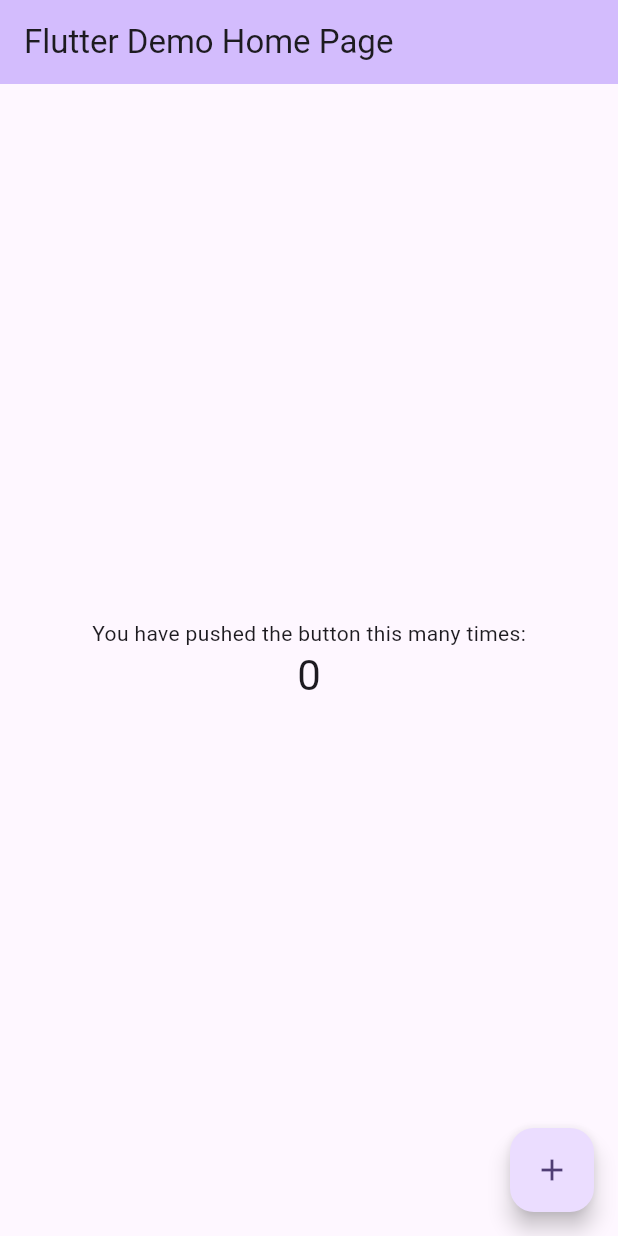
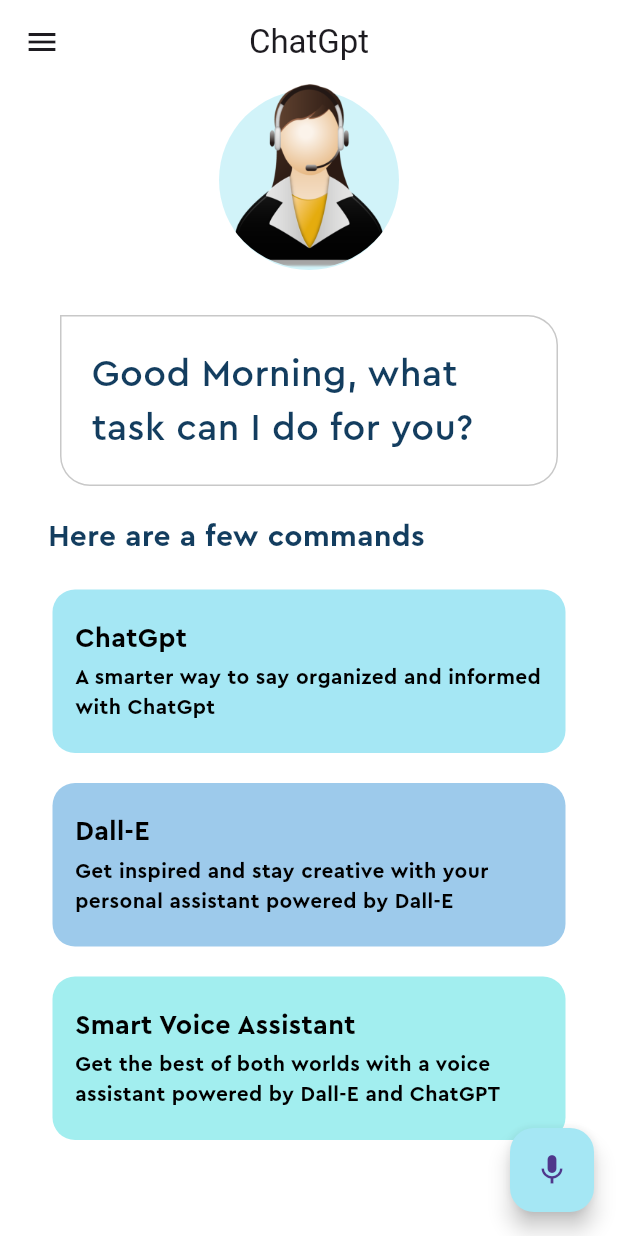
Before and after one commit to JustinCheeramattathil/chatgpt_clone, a Flutter app: the screen it shows after launch, on a phone screen of 412 x 824 dp. Run offline on Flutter 3.47's test engine with Material 2 defaults, Android fonts, the phone set to English and light mode, and no system bars.

Commit message:
UI section completed

```diff
--- /dev/null
+++ b/lib/features_box.dart
@@ -0,0 +1,51 @@
+import 'package:chatgpt_clone/pallete.dart';
+import 'package:flutter/material.dart';
+
+class FeatureBox extends StatelessWidget {
+  final Color color;
+  final String headerText;
+  final String descriptionText;
+
+  const FeatureBox(
+      {super.key,
+      required this.color,
+      required this.headerText,
+      required this.descriptionText});
+
+  @override
+  Widget build(BuildContext context) {
+    return Container(
+      margin: const EdgeInsets.symmetric(horizontal: 35, vertical: 10),
+      decoration: BoxDecoration(
+        color: color,
+        borderRadius: const BorderRadius.all(
+          Radius.circular(15),
+        ),
+      ),
+      child: Padding(
+        padding: const EdgeInsets.symmetric(vertical: 20.0).copyWith(left: 15),
+        child: Column(children: [
+          Align(
+            alignment: Alignment.centerLeft,
+            child: Text(
+              headerText,
+              style: const TextStyle(
+                  fontFamily: 'Cera Pro',
+                  color: Pallete.blackColor,
+                  fontSize: 18,
+                  fontWeight: FontWeight.bold),
+            ),
+          ),
+          const SizedBox(height: 3),
+          Text(
+            descriptionText,
+            style: const TextStyle(
+                fontFamily: 'Cera Pro',
+                color: Pallete.blackColor,
+                fontWeight: FontWeight.bold),
+          )
+        ]),
+      ),
+    );
+  }
+}
--- /dev/null
+++ b/lib/home_page.dart
@@ -0,0 +1,117 @@
+import 'package:chatgpt_clone/features_box.dart';
+import 'package:chatgpt_clone/pallete.dart';
+import 'package:flutter/material.dart';
+
+class HomePage extends StatefulWidget {
+  const HomePage({super.key});
+
+  @override
+  State<HomePage> createState() => _HomePageState();
+}
+
+class _HomePageState extends State<HomePage> {
+  @override
+  Widget build(BuildContext context) {
+    return Scaffold(
+        appBar: AppBar(
+          title: const Text('ChatGpt'),
+          centerTitle: true,
+          leading: const Icon(Icons.menu),
+        ),
+        body: SingleChildScrollView(
+          child: Column(
+            children: [
+              //Virtual assistance chat picture
+              Stack(
+                children: [
+                  Center(
+                    child: Container(
+                      height: 120,
+                      width: 120,
+                      margin: const EdgeInsets.only(top: 4),
+                      decoration: const BoxDecoration(
+                          color: Pallete.assistantCircleColor,
+                          shape: BoxShape.circle),
+                    ),
+                  ),
+                  Container(
+                    height: 123,
+                    decoration: const BoxDecoration(
+                      shape: BoxShape.circle,
+                      image: DecorationImage(
+                        image: AssetImage('assets/images/virtualAssistant.png'),
+                      ),
+                    ),
+                  )
+                ],
+              ),
+              //chat bubble
+              Container(
+                padding: const EdgeInsets.symmetric(
+                  horizontal: 20,
+                  vertical: 10,
+                ),
+                margin: const EdgeInsets.symmetric(horizontal: 40).copyWith(
+                  top: 30,
+                ),
+                decoration: BoxDecoration(
+                    border: Border.all(color: Pallete.borderColor),
+                    borderRadius: BorderRadius.circular(20)
+                        .copyWith(topLeft: const Radius.circular(0))),
+                child: const Padding(
+                  padding: EdgeInsets.symmetric(vertical: 10.0),
+                  child: Text(
+                    'Good Morning, what task can I do for you?',
+                    style: TextStyle(
+                        color: Pallete.mainFontColor,
+                        fontSize: 25,
+                        fontFamily: 'Cera Pro'),
+                  ),
+                ),
+              ),
+              Container(
+                padding: const EdgeInsets.all(10),
+                alignment: Alignment.centerLeft,
+                margin: const EdgeInsets.only(top: 10, left: 22),
+                child: const Text(
+                  'Here are a few commands',
+                  style: TextStyle(
+                      fontFamily: 'Cera Pro',
+                      color: Pallete.mainFontColor,
+                      fontSize: 20,
+                      fontWeight: FontWeight.bold),
+                ),
+              ),
+              const Column(
+                children: [
+                  FeatureBox(
+                    color: Pallete.firstSuggestionBoxColor,
+                    headerText: 'ChatGpt',
+                    descriptionText:
+                        'A smarter way to say organized and informed with ChatGpt',
+                  ),
+                  FeatureBox(
+                    color: Pallete.secondSuggestionBoxColor,
+                    headerText: 'Dall-E',
+                    descriptionText:
+                        'Get inspired and stay creative with your personal assistant powered by Dall-E',
+                  ),
+                  FeatureBox(
+                    color: Pallete.thirdSuggestionBoxColor,
+                    headerText: 'Smart Voice Assistant',
+                    descriptionText:
+                        'Get the best of both worlds with a voice assistant powered by Dall-E and ChatGPT',
+                  ),
+                ],
+              )
+              //suggestions list
+            ],
+          ),
+        ),
+        floatingActionButton: FloatingActionButton(
+          backgroundColor: Pallete.firstSuggestionBoxColor,
+          onPressed: () {},
+          child: const Icon(Icons.mic),
+        ));
+  }
+}
--- a/lib/main.dart
+++ b/lib/main.dart
@@ -1,3 +1,5 @@
+import 'package:chatgpt_clone/home_page.dart';
+import 'package:chatgpt_clone/pallete.dart';
 import 'package:flutter/material.dart';
 
 void main() {
@@ -7,119 +9,16 @@ void main() {
 class MyApp extends StatelessWidget {
   const MyApp({super.key});
 
-  // This widget is the root of your application.
   @override
   Widget build(BuildContext context) {
     return MaterialApp(
-      title: 'Flutter Demo',
-      theme: ThemeData(
-        // This is the theme of your application.
-        //
-        // TRY THIS: Try running your application with "flutter run". You'll see
-        // the application has a blue toolbar. Then, without quitting the app,
-        // try changing the seedColor in the colorScheme below to Colors.green
-        // and then invoke "hot reload" (save your changes or press the "hot
-        // reload" button in a Flutter-supported IDE, or press "r" if you used
-        // the command line to start the app).
-        //
-        // Notice that the counter didn't reset back to zero; the application
-        // state is not lost during the reload. To reset the state, use hot
-        // restart instead.
-        //
-        // This works for code too, not just values: Most code changes can be
-        // tested with just a hot reload.
-        colorScheme: ColorScheme.fromSeed(seedColor: Colors.deepPurple),
-        useMaterial3: true,
+      debugShowCheckedModeBanner: false,
+      title: 'Chatgpt_Clone',
+      theme: ThemeData.light(useMaterial3: true).copyWith(
+        scaffoldBackgroundColor: Pallete.whiteColor,
+        appBarTheme: const AppBarTheme(backgroundColor: Pallete.whiteColor),
       ),
-      home: const MyHomePage(title: 'Flutter Demo Home Page'),
+      home: const HomePage(),
     );
   }
 }
-
-class MyHomePage extends StatefulWidget {
-  const MyHomePage({super.key, required this.title});
-
-  // This widget is the home page of your application. It is stateful, meaning
-  // that it has a State object (defined below) that contains fields that affect
-  // how it looks.
-
-  // This class is the configuration for the state. It holds the values (in this
-  // case the title) provided by the parent (in this case the App widget) and
-  // used by the build method of the State. Fields in a Widget subclass are
-  // always marked "final".
-
-  final String title;
-
-  @override
-  State<MyHomePage> createState() => _MyHomePageState();
-}
-
-class _MyHomePageState extends State<MyHomePage> {
-  int _counter = 0;
-
-  void _incrementCounter() {
-    setState(() {
-      // This call to setState tells the Flutter framework that something has
-      // changed in this State, which causes it to rerun the build method below
-      // so that the display can reflect the updated values. If we changed
-      // _counter without calling setState(), then the build method would not be
-      // called again, and so nothing would appear to happen.
-      _counter++;
-    });
-  }
-
-  @override
-  Widget build(BuildContext context) {
-    // This method is rerun every time setState is called, for instance as done
-    // by the _incrementCounter method above.
-    //
-    // The Flutter framework has been optimized to make rerunning build methods
-    // fast, so that you can just rebuild anything that needs updating rather
-    // than having to individually change instances of widgets.
-    return Scaffold(
-      appBar: AppBar(
-        // TRY THIS: Try changing the color here to a specific color (to
-        // Colors.amber, perhaps?) and trigger a hot reload to see the AppBar
-        // change color while the other colors stay the same.
-        backgroundColor: Theme.of(context).colorScheme.inversePrimary,
-        // Here we take the value from the MyHomePage object that was created by
-        // the App.build method, and use it to set our appbar title.
-        title: Text(widget.title),
-      ),
-      body: Center(
-        // Center is a layout widget. It takes a single child and positions it
-        // in the middle of the parent.
-        child: Column(
-          // Column is also a layout widget. It takes a list of children and
-          // arranges them vertically. By default, it sizes itself to fit its
-          // children horizontally, and tries to be as tall as its parent.
-          //
-          // Column has various properties to control how it sizes itself and
-          // how it positions its children. Here we use mainAxisAlignment to
-          // center the children vertically; the main axis here is the vertical
-          // axis because Columns are vertical (the cross axis would be
-          // horizontal).
-          //
-          // TRY THIS: Invoke "debug painting" (choose the "Toggle Debug Paint"
-          // action in the IDE, or press "p" in the console), to see the
-          // wireframe for each widget.
-          mainAxisAlignment: MainAxisAlignment.center,
-          children: <Widget>[
-            const Text(
-              'You have pushed the button this many times:',
-            ),
-            Text(
-              '$_counter',
-              style: Theme.of(context).textTheme.headlineMedium,
-            ),
-          ],
-        ),
-      ),
-      floatingActionButton: FloatingActionButton(
-        onPressed: _incrementCounter,
-        tooltip: 'Increment',
-        child: const Icon(Icons.add),
-      ), // This trailing comma makes auto-formatting nicer for build methods.
-    );
-  }
-}
--- /dev/null
+++ b/lib/pallete.dart
@@ -0,0 +1,13 @@
+import 'package:flutter/material.dart';
+
+class Pallete {
+  static const Color mainFontColor = Color.fromRGBO(19, 61, 95, 1);
+  static const Color firstSuggestionBoxColor = Color.fromRGBO(165, 231, 244, 1);
+  static const Color secondSuggestionBoxColor =
+      Color.fromRGBO(157, 202, 235, 1);
+  static const Color thirdSuggestionBoxColor = Color.fromRGBO(162, 238, 239, 1);
+  static const Color assistantCircleColor = Color.fromRGBO(209, 243, 249, 1);
+  static const Color borderColor = Color.fromRGBO(200, 200, 200, 1);
+  static const Color blackColor = Colors.black;
+  static const Color whiteColor = Colors.white;
+}
```
Also changed, not shown: pubspec.yaml (+11 -24 lines), assets/fonts/Cera-Pro-Bold.otf (added), assets/fonts/Cera-Pro-Medium.otf (added), assets/images/virtualAssistant.png (added), pubspec.lock, 5 other files.
